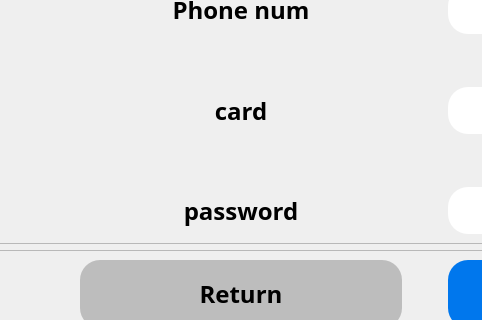
First picture: the form in QT/GUI_v1.ui, repository SE-PROJ-MEMBER/SE-PROJ, before the edit; both pictures show x 119 to 601 and y 414 to 734 of the 1088 by 870 pixel window.
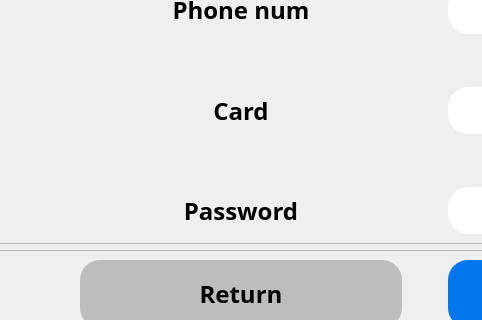
Second picture: the form after the edit. The open tabs and pages were chosen to show the change.

What changed in the file:
```diff
--- a/QT/GUI_v1.ui
+++ b/QT/GUI_v1.ui
@@ -6751,7 +6751,7 @@
                        </font>
                       </property>
                       <property name="text">
-                       <string>card</string>
+                       <string>Card</string>
                       </property>
                       <property name="alignment">
                        <set>Qt::AlignCenter</set>
@@ -6873,7 +6873,7 @@
                        </font>
                       </property>
                       <property name="text">
-                       <string>password</string>
+                       <string>Password</string>
                       </property>
                       <property name="alignment">
                        <set>Qt::AlignCenter</set>
```
Left out of the diff: 23 changed lines with no effect on the pictures.
